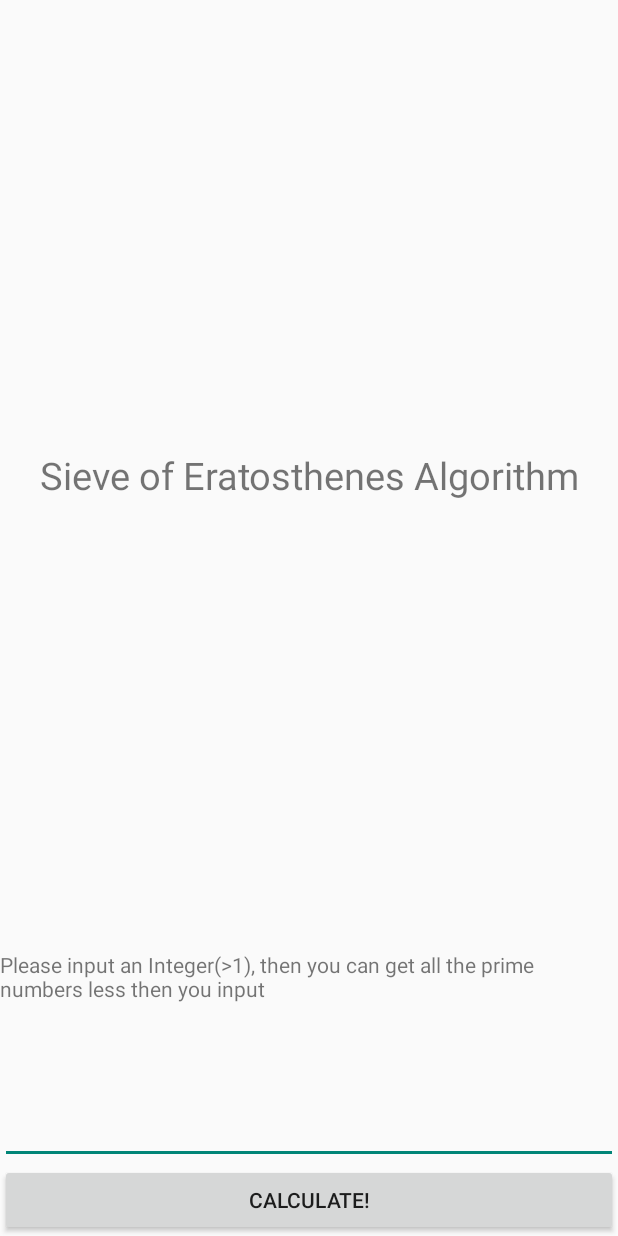
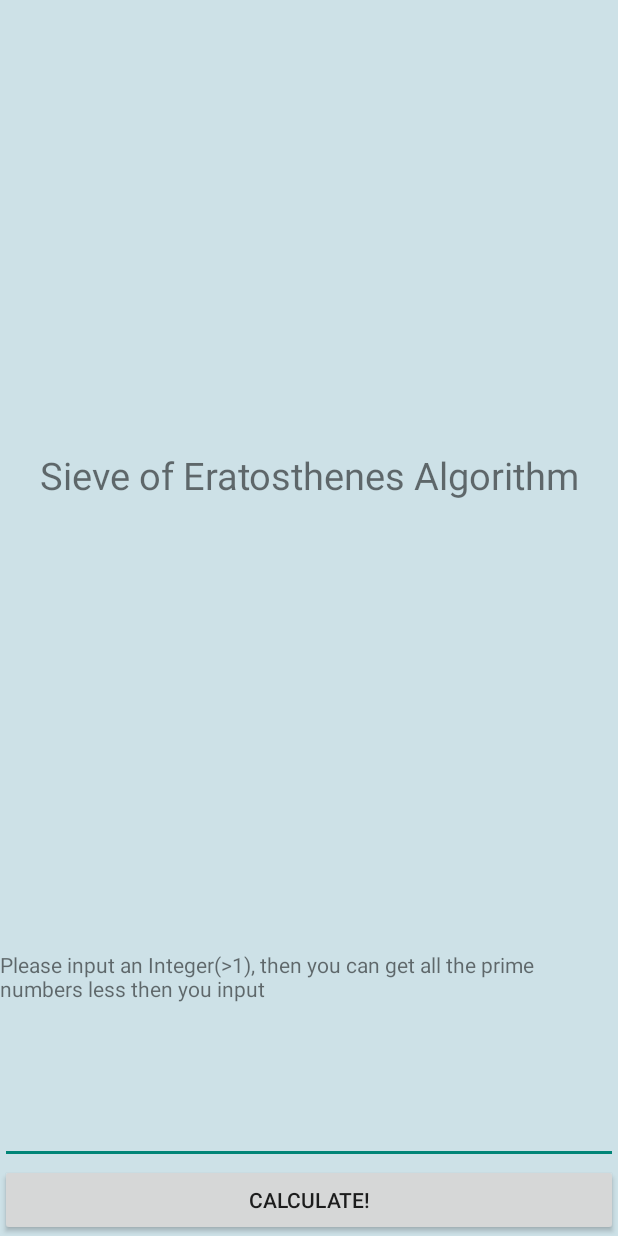
Before and after one commit to zhiangli/SieveofEratosthenes, an Android app: the screen it shows after launch (MainActivity), on a phone screen of 412 x 824 dp. Run offline under Robolectric (Android 15) with nearby library versions, the phone set to English and light mode, and no system bars.

Commit message:
small changes on colors

```diff
--- a/app/src/main/res/layout/activity_main.xml
+++ b/app/src/main/res/layout/activity_main.xml
@@ -3,7 +3,8 @@
     android:layout_width="fill_parent"
     android:layout_height="fill_parent"
     android:orientation="vertical"
-    android:weightSum="1">
+    android:weightSum="1"
+    android:background="@color/lightBlue">
 
 
     <TextView
--- a/app/src/main/res/layout/activity_show_result.xml
+++ b/app/src/main/res/layout/activity_show_result.xml
@@ -3,7 +3,8 @@
     android:layout_width="fill_parent"
     android:layout_height="fill_parent"
     android:orientation="vertical"
-    android:weightSum="1">
+    android:weightSum="1"
+    android:background="@color/lightBlue">>
 
     <TextView
         android:layout_width="fill_parent"
--- a/app/src/main/res/values/strings.xml
+++ b/app/src/main/res/values/strings.xml
@@ -11,7 +11,8 @@
     <string name="resultTitle">Result by Sieve of Eratosthenes Algorithm</string>
     <string name="back">Go Back</string>
 
-    <color name="lightBlue">#87CEFA</color>
+    <color name="lightBlue">#cde1e7</color>
+    <color name="lightGreen">#dbf0db</color>
 
 
 </resources>
```
